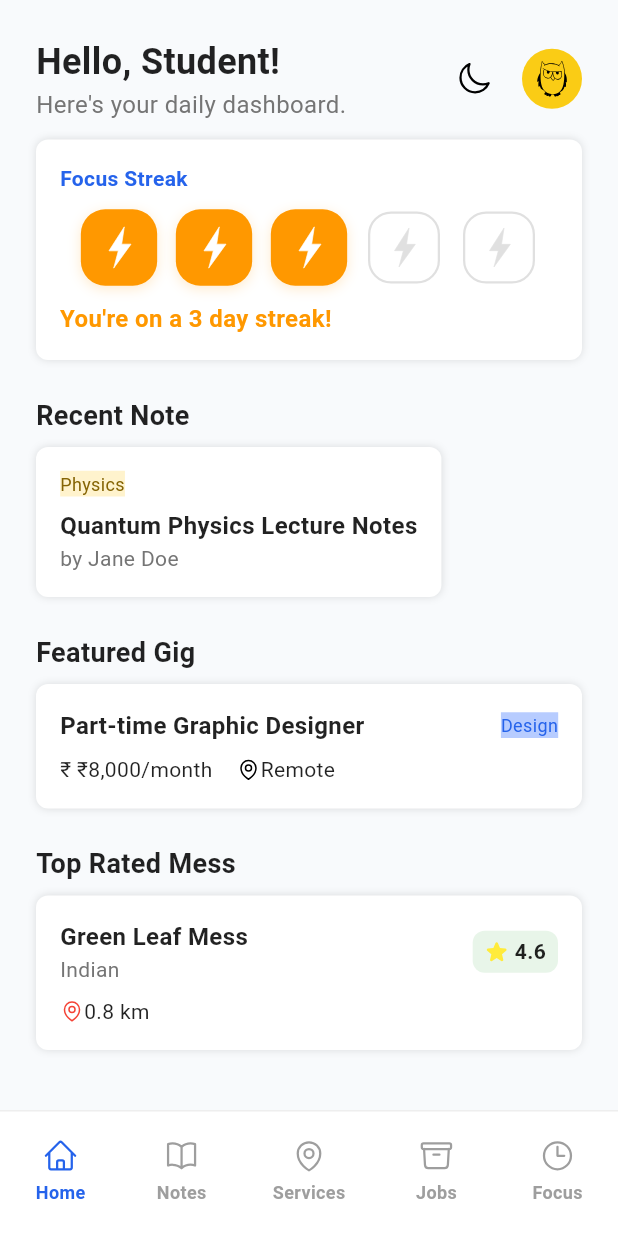
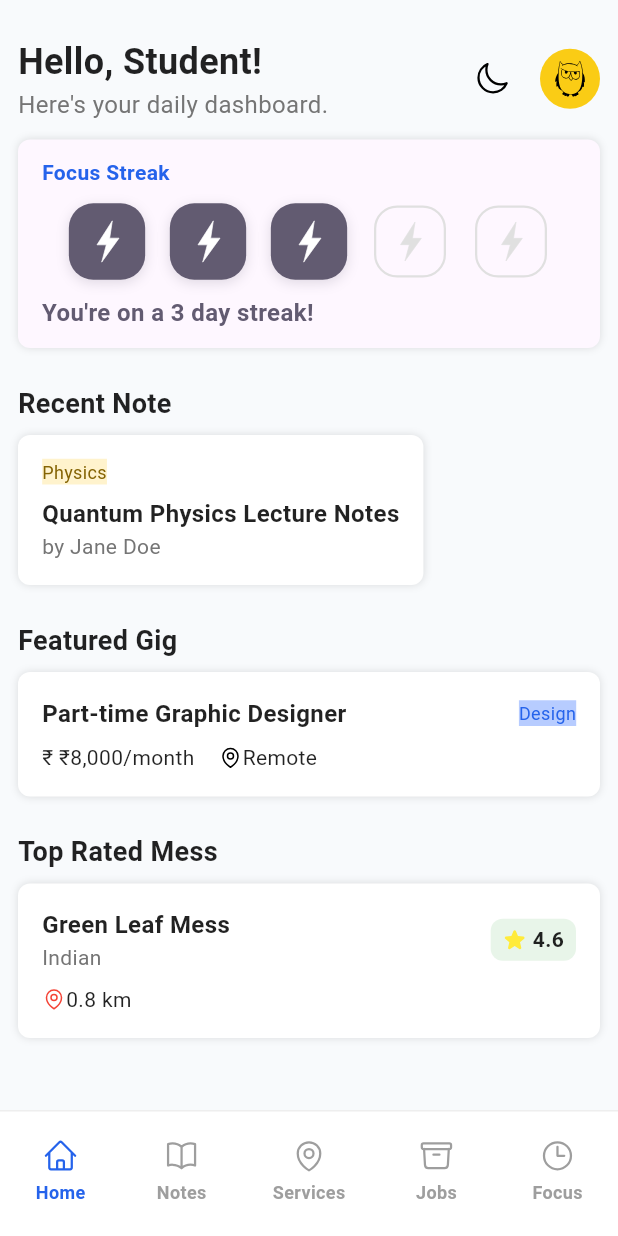
Before and after one commit to barshanpoddar/campusOwl-new, a Flutter app: the screen it shows after launch, on a phone screen of 412 x 824 dp. Run offline on Flutter 3.47's test engine with Material 3 defaults, Android fonts, the phone set to English and light mode, and no system bars; our stand-ins replace flutter_svg, internet_connection_checker, shared_preferences; Roboto replaces fonts that are missing (Poppins).

Commit message:
Refactor: Update padding and colors in HomeScreen and StreakBar for improved theme adaptability

```diff
--- a/lib/screens/home_screen.dart
+++ b/lib/screens/home_screen.dart
@@ -34,7 +34,8 @@ class _HomeScreenState extends State<HomeScreen> {
         child: SafeArea(
           child: SingleChildScrollView(
             child: Padding(
-              padding: const EdgeInsets.all(24.0),
+              padding: const EdgeInsets.only(
+                  left: 12, right: 12, top: 24, bottom: 24),
               child: Column(
                 crossAxisAlignment: CrossAxisAlignment.start,
                 children: [
@@ -90,9 +91,10 @@ class _HomeScreenState extends State<HomeScreen> {
                   // Focus Streak (redesigned)
                   const SizedBox(height: 12),
                   Container(
-                    padding: const EdgeInsets.all(16),
+                    padding: const EdgeInsets.only(left: 16, right: 16, top: 12, bottom: 12),
                     decoration: BoxDecoration(
-                      color: Colors.white,
+                      // Use theme card color so the card adapts to light/dark themes.
+                      color: Theme.of(context).cardColor,
                       borderRadius: BorderRadius.circular(8),
                       boxShadow: const [
                         BoxShadow(color: Colors.black12, blurRadius: 4),
@@ -115,10 +117,10 @@ class _HomeScreenState extends State<HomeScreen> {
                         Text(
                           'You\'re on a $currentStreak day streak!',
                           textAlign: TextAlign.center,
-                          style: const TextStyle(
+                          style: TextStyle(
                             fontWeight: FontWeight.bold,
                             fontSize: 16,
-                            color: Colors.orange,
+                            color: Theme.of(context).colorScheme.secondary,
                           ),
                         ),
                       ],
--- a/lib/widgets/streak_bar.dart
+++ b/lib/widgets/streak_bar.dart
@@ -26,8 +26,10 @@ class StreakBar extends StatelessWidget {
 
   @override
   Widget build(BuildContext context) {
-    final active = activeColor ?? Colors.orange;
-    final inactive = inactiveColor ?? Colors.grey.shade300;
+    final theme = Theme.of(context);
+    // Choose sensible theme-aware defaults when colors aren't provided.
+    final active = activeColor ?? theme.colorScheme.secondary;
+    final inactive = inactiveColor ?? (theme.brightness == Brightness.dark ? Colors.white30 : Colors.grey.shade300);
 
     return Row(
       mainAxisAlignment: MainAxisAlignment.spaceEvenly,
@@ -65,6 +67,7 @@ class _StreakPill extends StatelessWidget {
 
   @override
   Widget build(BuildContext context) {
+    final theme = Theme.of(context);
     // Animate scale and background color when toggling.
     return Tooltip(
       message: semanticLabel,
@@ -101,9 +104,9 @@ class _StreakPill extends StatelessWidget {
                   child: AppIcon(
                     assetName: assetName,
                     size: size * 0.56,
-                    // when done, icon is white for contrast; otherwise use
-                    // the inactiveColor to match outline.
-                    color: done ? Colors.white : inactiveColor,
+                    // when done, pick a color that contrasts with the active
+                    // pill (use onSecondary / onPrimary where appropriate).
+                    color: done ? (theme.colorScheme.onSecondary) : inactiveColor,
                   ),
                 ),
               ),
```
